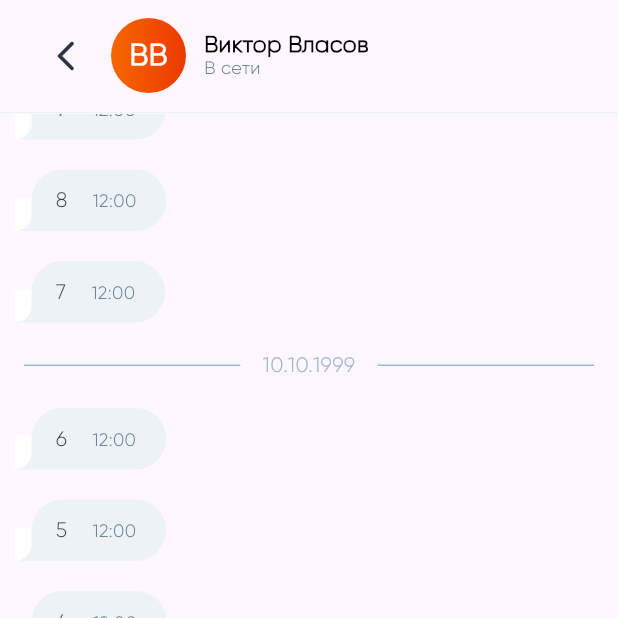
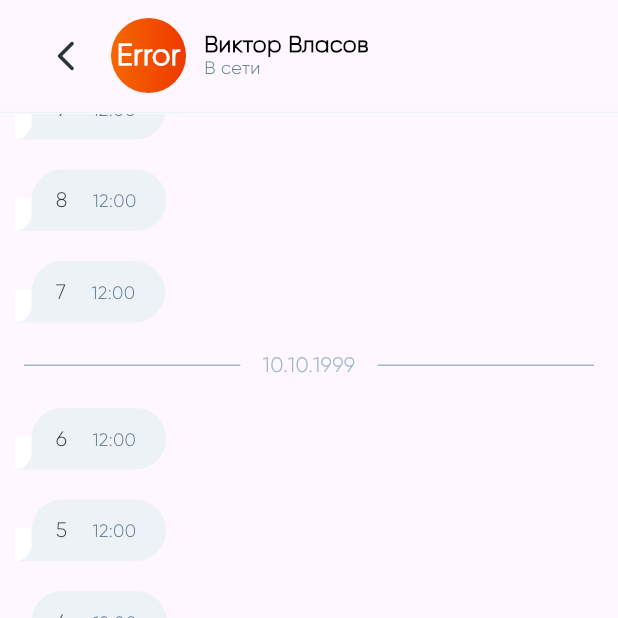
Before and after one commit to hoopa34/mozz_test_messager, a Flutter app: the PageChat screen opened directly, on a phone screen of 412 x 824 dp, the top half of it. Run offline on Flutter 3.47's test engine with Material 3 defaults, Android fonts, the phone set to English and light mode, and no system bars; our stand-ins replace bloc, equatable, flutter_bloc, hive, hive_flutter; accounts and stored records are empty.

Commit message:
Implement Avatar widget with Bloc

```diff
--- a/lib/ui/widgets/user_avatar/user_avatar.dart
+++ b/lib/ui/widgets/user_avatar/user_avatar.dart
@@ -5,8 +5,10 @@ import 'package:mozz_test_messenger/ui/theme/app_colors/app_gradients.dart';
 import 'package:mozz_test_messenger/ui/theme/app_texts/app_text_styles.dart';
 
 class UserAvatar extends StatelessWidget {
+  final String? data;
   const UserAvatar({
     super.key,
+    this.data
   });
 
   @override
@@ -26,6 +28,21 @@ class UserAvatar extends StatelessWidget {
       }
     }
 
+    String dataEditing(){
+      String outputText = 'Error';
+
+      if(data == null){
+        return outputText;
+      }
+
+      outputText = data ?? "Error";
+
+      List<String> list = outputText.split(' ');
+      outputText = list[0][0] + list[1][0];
+
+      return outputText;
+    }
+
     return ClipRRect(
       borderRadius: const BorderRadius.all(
         Radius.circular(34),
@@ -36,7 +53,7 @@ class UserAvatar extends StatelessWidget {
         decoration: BoxDecoration(gradient: randomGradient()),
         child: Center(
           child: Text(
-            'ВВ',
+            dataEditing(),
             style: AppTestStyles.profileAvatar,
           ),
         ),
```
Also changed, not shown: lib/ui/pages/page_contacts/page_contacts_content.dart (+48 -5 lines).
